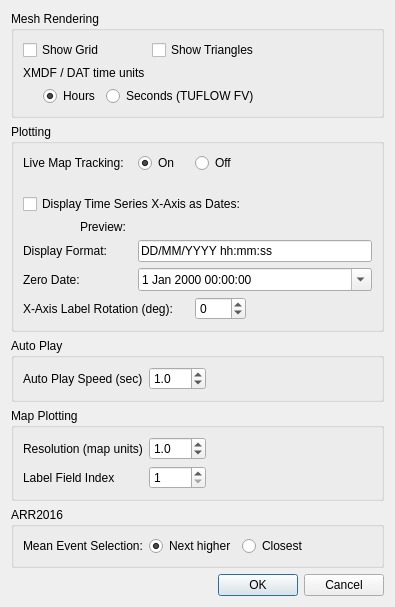
Old version of the form tuflow/forms/ui_tuflowqgis_TuOptionsDialog.ui in the repository TUFLOW-Support/QGIS-TUFLOW-Plugin.
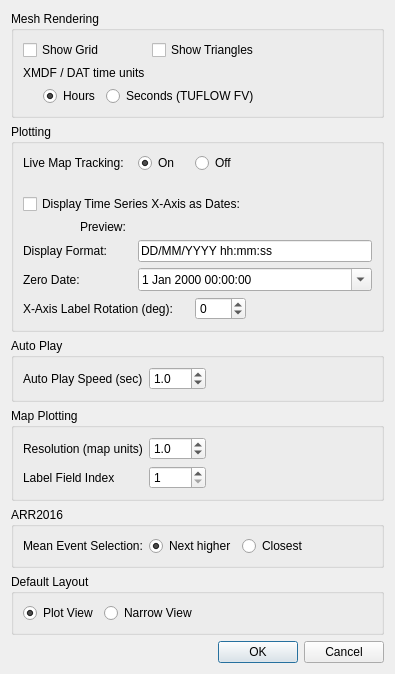
New version of the form.

The edit to the form file:
```diff
--- a/tuflow/forms/ui_tuflowqgis_TuOptionsDialog.ui
+++ b/tuflow/forms/ui_tuflowqgis_TuOptionsDialog.ui
@@ -415,6 +415,51 @@
      </layout>
     </widget>
    </item>
+   <item>
+    <widget class="QGroupBox" name="groupBox_6">
+     <property name="title">
+      <string>Default Layout</string>
+     </property>
+     <layout class="QHBoxLayout" name="horizontalLayout_2">
+      <item>
+       <widget class="QRadioButton" name="rbDefaultLayoutPlotView">
+        <property name="text">
+         <string>Plot View</string>
+        </property>
+        <property name="checked">
+         <bool>true</bool>
+        </property>
+        <attribute name="buttonGroup">
+         <string notr="true">DefaultLayout</string>
+        </attribute>
+       </widget>
+      </item>
+      <item>
+       <widget class="QRadioButton" name="rbDeafultLayoutNarrowView">
+        <property name="text">
+         <string>Narrow View</string>
+        </property>
+        <attribute name="buttonGroup">
+         <string notr="true">DefaultLayout</string>
+        </attribute>
+       </widget>
+      </item>
+      <item>
+       <spacer name="horizontalSpacer_8">
+        <property name="orientation">
+         <enum>Qt::Horizontal</enum>
+        </property>
+        <property name="sizeHint" stdset="0">
+         <size>
+          <width>40</width>
+          <height>20</height>
+         </size>
+        </property>
+       </spacer>
+      </item>
+     </layout>
+    </widget>
+   </item>
    <item>
     <widget class="QDialogButtonBox" name="buttonBox">
      <property name="orientation">
```
Left out of the diff: 3 changed lines with no effect on the pictures.
